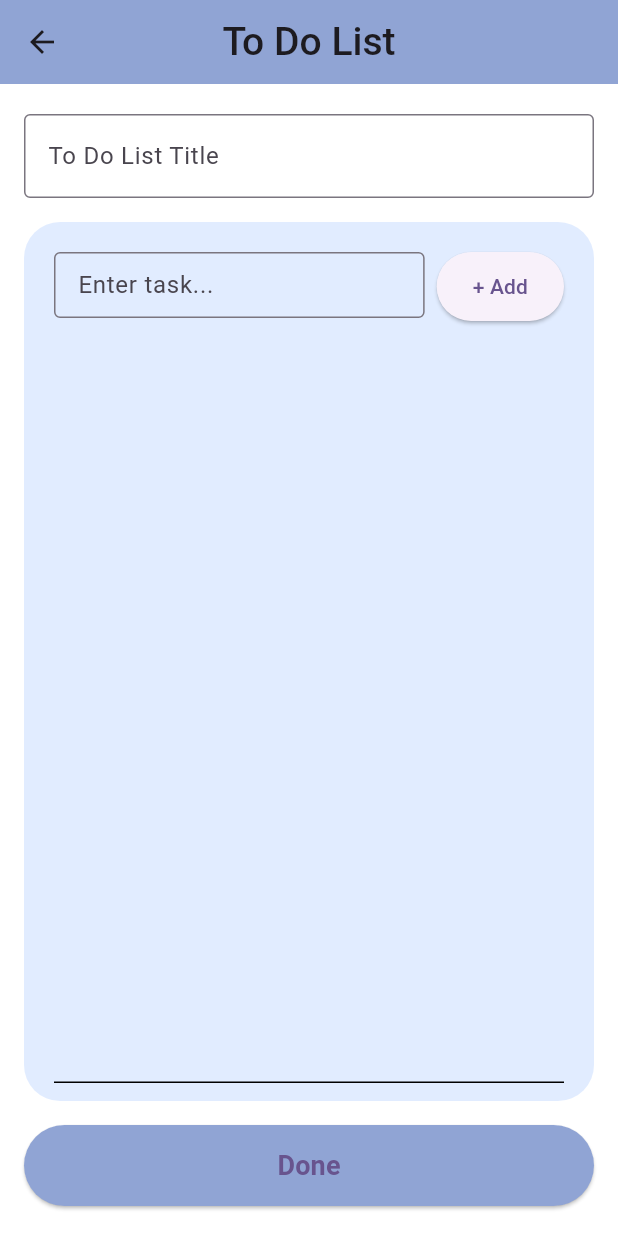
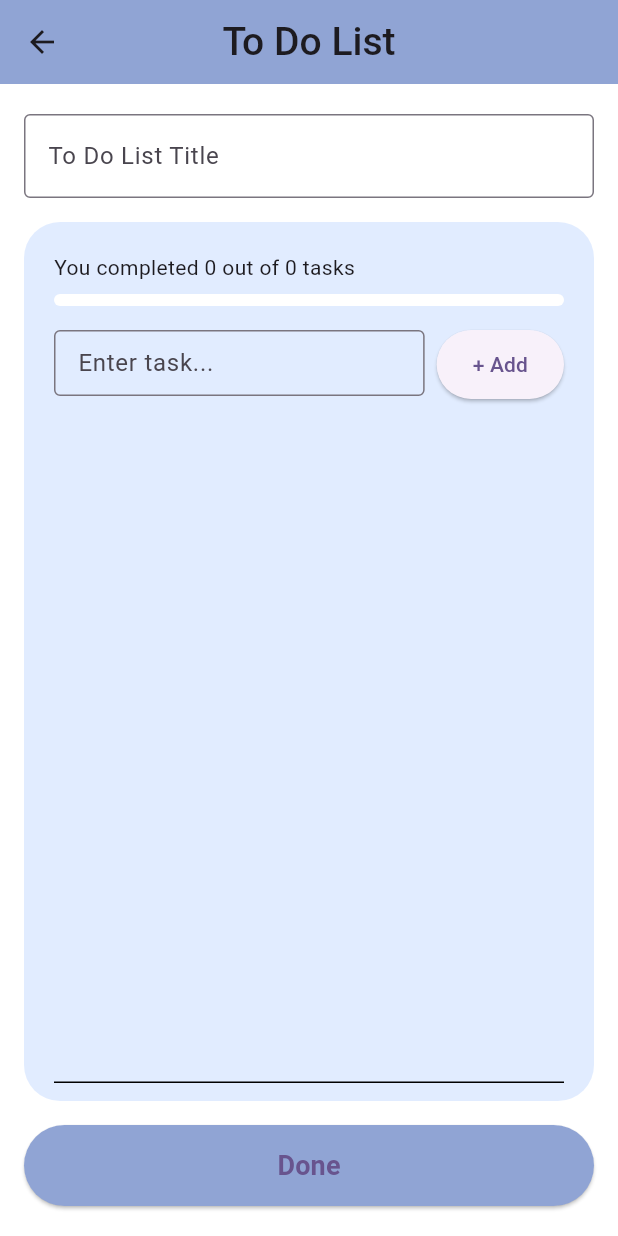
Before and after one commit to sherrylee23/dsa_mind_health_app, a Flutter app: the screen it shows after launch, after a tap on "Create New To Do List", on a phone screen of 412 x 824 dp. Run offline on Flutter 3.47's test engine with Material 3 defaults, Android fonts, the phone set to English and light mode, and no system bars; our stand-ins replace sqflite, supabase_flutter; accounts and stored records are empty.

Commit message:
Initial commit

```diff
--- a/lib/main.dart
+++ b/lib/main.dart
@@ -1,6 +1,5 @@
 import 'package:flutter/material.dart';
 import 'todo_page.dart';
-import 'mood.dart';
 
 
 void main() {
--- a/lib/todo_page.dart
+++ b/lib/todo_page.dart
@@ -11,11 +11,12 @@
 
   final int id;
   String title;
-  List<Map<String, dynamic>> items; // {title, completed}
+  List<Map<String, dynamic>> items; // {id, title, completed}
   DateTime updatedAt;
 }
 
-/// PAGE 1 – SHOW ALL TO-DO LISTS
+// ==================== PAGE 1 – ALL TO DO LISTS ====================
+
 class TodoListHomePage extends StatefulWidget {
   const TodoListHomePage({super.key});
 
@@ -25,6 +26,7 @@
 
 class _TodoListHomePageState extends State<TodoListHomePage> {
   final List<TodoListModel> _lists = [];
+  final TextEditingController _searchCtrl = TextEditingController();
 
   String _formatDateTime(DateTime dt) {
     final d = dt.day.toString().padLeft(2, '0');
@@ -33,6 +35,12 @@
     final hh = dt.hour.toString().padLeft(2, '0');
     final mm = dt.minute.toString().padLeft(2, '0');
     return '$d-$m-$y  $hh:$mm';
+  }
+
+  List<TodoListModel> get _filteredLists {
+    final q = _searchCtrl.text.trim().toLowerCase();
+    if (q.isEmpty) return _lists;
+    return _lists.where((l) => l.title.toLowerCase().contains(q)).toList();
   }
 
   Future<void> _openNewList() async {
@@ -71,8 +79,7 @@
   Future<void> _deleteList(TodoListModel list) async {
     final confirm = await showDialog<bool>(
       context: context,
-      builder: (context) =>
-          AlertDialog(
+      builder: (context) => AlertDialog(
         title: const Text('Delete To Do List'),
         content: Text('Are you sure you want to delete "${list.title}"?'),
         actions: [
@@ -95,12 +102,38 @@
     }
   }
 
+  void _onSearchPressed() {
+    final visible = _filteredLists;
+    if (visible.isEmpty) {
+      showDialog(
+        context: context,
+        builder: (context) => AlertDialog(
+          title: const Text('No List Found'),
+          content: const Text('No to do list matches your search.'),
+          actions: [
+            TextButton(
+              onPressed: () => Navigator.pop(context),
+              child: const Text('OK'),
+            ),
+          ],
+        ),
+      );
+    }
+  }
+
+  @override
+  void dispose() {
+    _searchCtrl.dispose();
+    super.dispose();
+  }
+
   @override
   Widget build(BuildContext context) {
     const Color topBlue = Color(0xFF90A4D4);
 
-    // sort by latest update (descending)
+    // newest first
     _lists.sort((a, b) => b.updatedAt.compareTo(a.updatedAt));
+    final visibleLists = _filteredLists;
 
     return Scaffold(
       appBar: AppBar(
@@ -116,15 +149,42 @@
         padding: const EdgeInsets.all(16),
         child: Column(
           children: [
+            // search row: field + button
+            Row(
+              children: [
                 Expanded(
-              child: _lists.isEmpty
+                  child: TextField(
+                    controller: _searchCtrl,
+                    decoration: const InputDecoration(
+                      prefixIcon: Icon(Icons.search),
+                      hintText: 'Search To Do Lists',
+                      border: OutlineInputBorder(),
+                      isDense: true,
+                    ),
+                    onChanged: (_) => setState(() {}),
+                  ),
+                ),
+                const SizedBox(width: 8),
+                SizedBox(
+                  height: 40,
+                  child: ElevatedButton(
+                    onPressed: _onSearchPressed,
+                    child: const Text('Search'),
+                  ),
+                ),
+              ],
+            ),
+            const SizedBox(height: 12),
+
+            Expanded(
+              child: visibleLists.isEmpty
                   ? const Center(
                 child: Text('No To Do List yet. Tap + to create.'),
               )
                   : ListView.builder(
-                itemCount: _lists.length,
+                itemCount: visibleLists.length,
                 itemBuilder: (context, index) {
-                  final list = _lists[index];
+                  final list = visibleLists[index];
                   return Container(
                     margin: const EdgeInsets.only(bottom: 12),
                     child: Material(
@@ -154,8 +214,7 @@
                                     ),
                                     const SizedBox(height: 4),
                                     Text(
-                                      'Last updated: ${_formatDateTime(
-                                          list.updatedAt)}',
+                                      'Last updated: ${_formatDateTime(list.updatedAt)}',
                                       style: const TextStyle(
                                         fontSize: 12,
                                         color: Colors.black87,
@@ -201,7 +260,8 @@
   }
 }
 
-/// PAGE 2 – EDIT ONE TO-DO LIST
+// ==================== PAGE 2 – SINGLE TO DO LIST ====================
+
 class TodoPage extends StatefulWidget {
   const TodoPage({super.key, this.existingList});
 
@@ -229,12 +289,21 @@
     }
   }
 
+  // progress helpers
+  int get _completedCount =>
+      _todos.where((t) => t['completed'] == true).length;
+
+  double get _progress =>
+      _todos.isEmpty ? 0 : _completedCount / _todos.length;
+
   void _addTodo() {
-    if (_taskCtrl.text.trim().isEmpty) return;
+    final text = _taskCtrl.text.trim();
+    if (text.isEmpty) return;
+
     setState(() {
       _todos.add({
         'id': DateTime.now().millisecondsSinceEpoch,
-        'title': _taskCtrl.text.trim(),
+        'title': text,
         'completed': false,
       });
       _taskCtrl.clear();
@@ -312,17 +381,18 @@
   }
 
   void _saveEdit(int id) {
-    if (_editCtrl.text.trim().isEmpty) return;
+    final text = _editCtrl.text.trim();
+    if (text.isEmpty) return;
+
     setState(() {
       final index = _todos.indexWhere((t) => t['id'] == id);
       if (index != -1) {
-        _todos[index]['title'] = _editCtrl.text.trim();
+        _todos[index]['title'] = text;
       }
     });
     Navigator.pop(context);
   }
 
-  // “Add To Do List” => save and go back to home page
   void _saveAndReturn() {
     if (_titleCtrl.text.trim().isEmpty) {
       ScaffoldMessenger.of(context).showSnackBar(
@@ -385,7 +455,6 @@
         padding: const EdgeInsets.symmetric(horizontal: 16, vertical: 20),
         child: Column(
           children: [
-            // TITLE FIELD at the top
             TextField(
               controller: _titleCtrl,
               decoration: const InputDecoration(
@@ -395,7 +464,6 @@
             ),
             const SizedBox(height: 16),
 
-            // big rounded card with tasks
             Expanded(
               child: Container(
                 width: double.infinity,
@@ -406,6 +474,28 @@
                 ),
                 child: Column(
                   children: [
+                    // progress without pressure
+                    Align(
+                      alignment: Alignment.centerLeft,
+                      child: Text(
+                        'You completed $_completedCount out of ${_todos.length} tasks ',
+                        style: const TextStyle(fontSize: 14),
+                      ),
+                    ),
+                    const SizedBox(height: 8),
+                    ClipRRect(
+                      borderRadius: BorderRadius.circular(8),
+                      child: LinearProgressIndicator(
+                        value: _progress,
+                        minHeight: 8,
+                        backgroundColor: Colors.white,
+                        valueColor: const AlwaysStoppedAnimation<Color>(
+                          Colors.greenAccent,
+                        ),
+                      ),
+                    ),
+                    const SizedBox(height: 16),
+
                     // input + button (add task)
                     Row(
                       children: [
@@ -476,8 +566,8 @@
                                 onPressed: () => _editTodo(id),
                               ),
                               IconButton(
-                                icon:
-                                const Icon(Icons.delete_outline_outlined),
+                                icon: const Icon(
+                                    Icons.delete_outline_outlined),
                                 onPressed: () => _deleteTodo(id),
                               ),
                             ],
@@ -492,7 +582,6 @@
             ),
             const SizedBox(height: 16),
 
-            // bottom button: "Add To Do List" -> save & back
             SizedBox(
               width: double.infinity,
               child: ElevatedButton(
```
Lines whose indentation alone changed are shown as unchanged.
